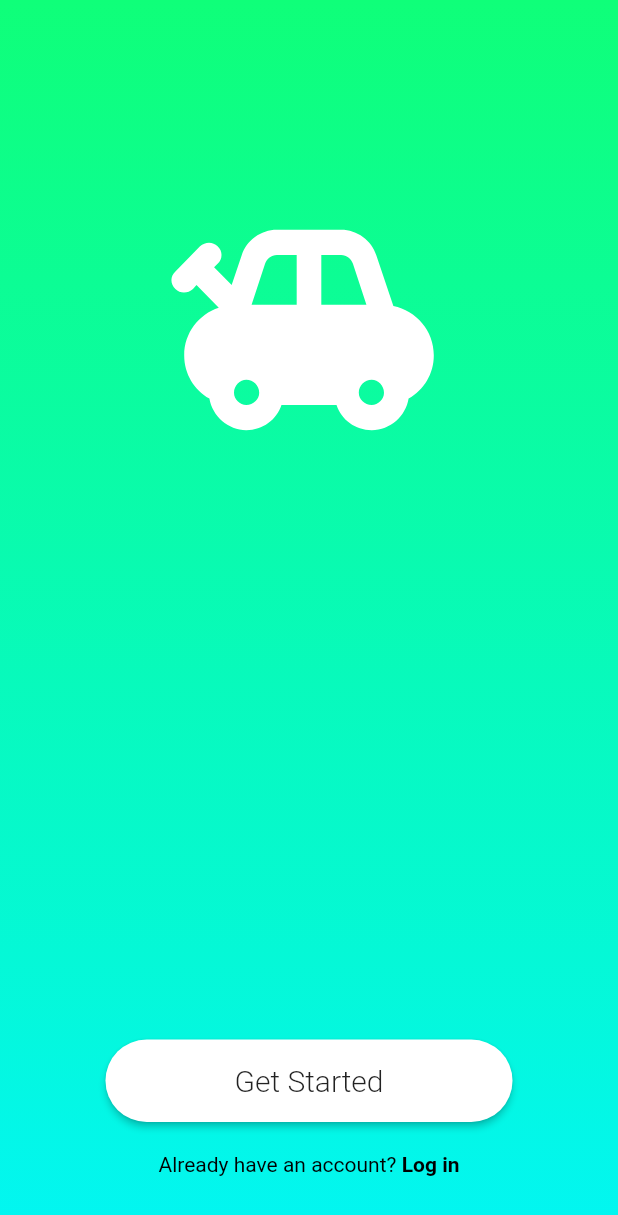
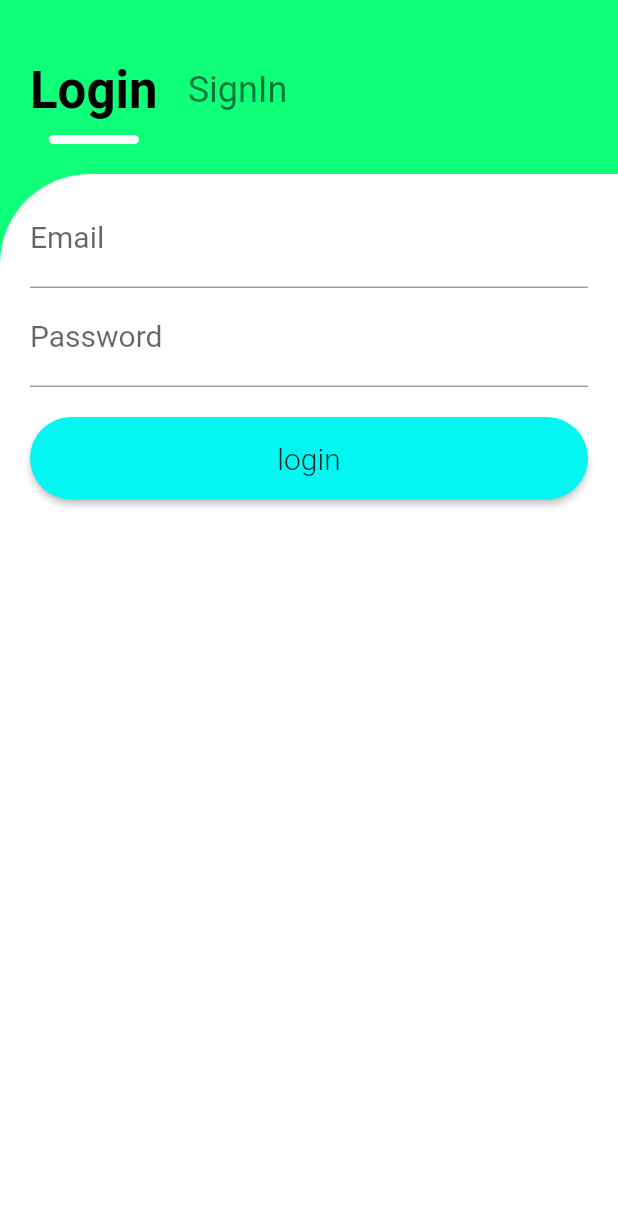
Before and after one commit to yug-am/wheels-on-lease, a Flutter app: the screen it shows after launch, on a phone screen of 412 x 824 dp. Shown: the top 1215 px of the screen. Run offline on Flutter 3.47's test engine with Material 2 defaults, Android fonts, the phone set to English and light mode, and no system bars; our stand-ins replace firebase_auth, intro_slider; accounts and stored records are empty.

Commit message:
firebase email authentication login and signin

```diff
--- a/lib/main.dart
+++ b/lib/main.dart
@@ -1,8 +1,10 @@
 import 'package:flutter/material.dart';
+import 'package:wheels_on_lease/src/auth_init_screen.dart';
 import 'package:wheels_on_lease/src/home_screen.dart';
 import 'package:wheels_on_lease/src/intro_screen.dart';
 
 void main() => runApp(
-      MaterialApp(home:HomeScreen(),)
+      //MaterialApp(home:HomeScreen(),),
+      MaterialApp(home:AuthInitScreen(),)
      //MaterialApp(home:IntroScreen(),)
     );
--- /dev/null
+++ b/lib/src/auth_init_screen.dart
@@ -0,0 +1,57 @@
+import 'package:flutter/material.dart';
+import 'package:wheels_on_lease/src/login.dart';
+import 'package:wheels_on_lease/src/signin.dart';
+import 'package:wheels_on_lease/src/widgets/auth_init_screen_widgets.dart';
+import 'package:wheels_on_lease/src/widgets/home_screen_widgets.dart';
+
+class AuthInitScreen extends StatefulWidget {
+  AuthInitState createState() => AuthInitState();
+}
+
+class AuthInitState extends State<AuthInitScreen> {
+  bool logInActive = true;
+
+  @override
+  Widget build(BuildContext context) {
+   void tapFunction(bool x) {
+      setState(
+        () {
+          if (!x) {
+            logInActive = !logInActive;
+          }
+        },
+      );
+    }
+
+    return Scaffold(
+      backgroundColor: kGreenColor,
+      body: Container(
+        color: kGreenColor,
+        child: Column(
+          crossAxisAlignment: CrossAxisAlignment.stretch,
+          mainAxisSize: MainAxisSize.min,
+          children: [
+            Padding(
+              padding: EdgeInsets.only(top: 30.0, left: 10.0, bottom: 20.0),
+              child: Row(
+                children: [
+                  textButton(
+                      isActive: logInActive,
+                      buttonText: "Login",
+                      function:()=> tapFunction(logInActive)),
+                  textButton(
+                      isActive: !logInActive,
+                      buttonText: "SignIn",
+                      function: ()=> tapFunction(!logInActive)),
+                ],
+              ),
+            ),
+            Expanded(
+              child: (logInActive)?Login():Signin(),
+            )
+          ],
+        ),
+      ),
+    );
+  }
+}
--- /dev/null
+++ b/lib/src/login.dart
@@ -0,0 +1,93 @@
+import 'package:firebase_auth/firebase_auth.dart';
+import 'package:flutter/material.dart';
+import 'package:wheels_on_lease/src/widgets/auth_init_screen_widgets.dart';
+import 'package:wheels_on_lease/src/widgets/home_screen_widgets.dart';
+
+class Login extends StatefulWidget {
+  LoginState createState() => LoginState();
+}
+
+class LoginState extends State<Login> {
+  final _formKey = GlobalKey<FormState>();
+  final FirebaseAuth _auth = FirebaseAuth.instance;
+  var user;
+  FirebaseUser _user;
+  TextEditingController _emailController = TextEditingController();
+  TextEditingController _passController = TextEditingController();
+  userLogin({String email, String pass, BuildContext context}) async {
+    try {
+      AuthResult res =
+          await _auth.signInWithEmailAndPassword(email: email, password: pass);
+      user = res.user;
+      return user;
+    } catch (e) {
+      print(e);
+    }
+  }
+
+  @override
+  Widget build(BuildContext context) {
+    return MaterialApp(
+      debugShowCheckedModeBanner: false,
+      home: Container(
+        decoration: BoxDecoration(
+          color: Colors.white,
+          borderRadius: BorderRadius.only(
+            topLeft: Radius.circular(60),
+          ),
+        ),
+        child: Form(
+          key: _formKey,
+          child: Column(
+            crossAxisAlignment: CrossAxisAlignment.stretch,
+            children: <Widget>[
+              Padding(
+                padding: EdgeInsets.only(top: 10.0),
+              ),
+              Padding(
+                padding: EdgeInsets.symmetric(horizontal: 20.0),
+                child: userField(
+                  textEditingController: _emailController,
+                  validatorFunction: emailValidatorFunction,
+                  labelText: "Email",
+                  hintText: "email here",
+                ),
+              ),
+              Padding(
+                padding: EdgeInsets.symmetric(horizontal: 20.0),
+                child: userField(
+                  textEditingController: _passController,
+                  validatorFunction: passValidatorFunction,
+                  labelText: "Password",
+                  hintText: "password here",
+                  isObscure: true,
+                ),
+              ),
+              Padding(
+                padding: EdgeInsets.symmetric(horizontal: 20.0, vertical: 20.0),
+                child: customHomeScreenButton(
+                    buttonText: 'login',
+                    function: () async {
+                      if (_formKey.currentState.validate()) {
+                        _user = await userLogin(
+                            email: _emailController.text,
+                            pass: _passController.text,
+                            context: context);
+                        print(_user.email);
+                        print('success');
+                        // Navigator.push(
+                        //   context,
+                        //   MaterialPageRoute(
+                        //     builder: (context) => MainScreen(_user),
+                        //   ),
+                        // );
+                      }
+                    }),
+              )
+            ],
+          ),
+        ),
+      ),
+    );
+  }
+}
--- /dev/null
+++ b/lib/src/signin.dart
@@ -0,0 +1,94 @@
+import 'package:firebase_auth/firebase_auth.dart';
+import 'package:flutter/material.dart';
+import 'package:wheels_on_lease/src/widgets/auth_init_screen_widgets.dart';
+import 'package:wheels_on_lease/src/widgets/home_screen_widgets.dart';
+
+class Signin extends StatefulWidget {
+  SigninState createState() => SigninState();
+}
+
+class SigninState extends State<Signin> {
+  final _formKey = GlobalKey<FormState>();
+  final FirebaseAuth _auth = FirebaseAuth.instance;
+  var user;
+  FirebaseUser _user;
+  TextEditingController _emailController = TextEditingController();
+  TextEditingController _passController = TextEditingController();
+
+  userRegister({String email, String pass, BuildContext context}) async {
+    try {
+      AuthResult res = await _auth.createUserWithEmailAndPassword(
+          email: email, password: pass);
+      user = res.user;
+      return user;
+    } catch (e) {
+      print(e);
+    }
+  }
+
+  @override
+  Widget build(BuildContext context) {
+    return MaterialApp(
+      debugShowCheckedModeBanner: false,
+      home: Container(
+        decoration: BoxDecoration(
+          color: Colors.white,
+          borderRadius: BorderRadius.only(
+            topLeft: Radius.circular(60),
+          ),
+        ),
+        child: Form(
+          key: _formKey,
+          child: Column(
+            crossAxisAlignment: CrossAxisAlignment.stretch,
+            children: <Widget>[
+              Padding(
+                padding: EdgeInsets.only(top: 10.0),
+              ),
+              Padding(
+                padding: EdgeInsets.symmetric(horizontal: 20.0),
+                child: userField(
+                  textEditingController: _emailController,
+                  validatorFunction: emailValidatorFunction,
+                  labelText: "Email",
+                  hintText: "email here",
+                ),
+              ),
+              Padding(
+                padding: EdgeInsets.symmetric(horizontal: 20.0),
+                child: userField(
+                  textEditingController: _passController,
+                  validatorFunction: passValidatorFunction,
+                  labelText: "Password",
+                  hintText: "password here",
+                  isObscure: true,
+                ),
+              ),
+              Padding(
+                padding: EdgeInsets.symmetric(horizontal: 20.0, vertical: 20.0),
+                child: customHomeScreenButton(
+                    buttonText: 'Signin',
+                    function: () async {
+                      if (_formKey.currentState.validate()) {
+                        _user = await userRegister(
+                            email: _emailController.text,
+                            pass: _passController.text,
+                            context: context);
+                        print(_user.email);
+                        print('success');
+                        // Navigator.push(
+                        //   context,
+                        //   MaterialPageRoute(
+                        //     builder: (context) => MainScreen(_user),
+                        //   ),
+                        // );
+                      }
+                    }),
+              )
+            ],
+          ),
+        ),
+      ),
+    );
+  }
+}
--- /dev/null
+++ b/lib/src/widgets/auth_init_screen_widgets.dart
@@ -0,0 +1,76 @@
+import 'package:flutter/material.dart';
+
+const Color kTransparentColor = Color(0x00000000);
+
+InkWell textButton({bool isActive, Function function, String buttonText}) {
+  return InkWell(
+    onTap: function,
+    child: Column(
+      children: [
+        Padding(
+          padding: EdgeInsets.all(10.0),
+          child: Text(
+            buttonText,
+            style: isActive
+                ? TextStyle(
+                    fontWeight: FontWeight.bold,
+                    color: Colors.black,
+                    fontSize: 34)
+                : TextStyle(color: Colors.black54, fontSize: 24),
+          ),
+        ),
+        SizedBox(
+          height: 6,
+          width: 60,
+          child: Container(
+            child: Text(""),
+            decoration: BoxDecoration(
+              color: isActive ? Colors.white : kTransparentColor,
+              borderRadius: BorderRadius.circular(3.0),
+            ),
+          ),
+        )
+      ],
+    ),
+  );
+}
+
+String emailValidatorFunction(String value) {
+  if (value.isEmpty) {
+    return 'Please enter some text';
+  } else if (!(value.contains("@") || (value.contains(".")))) {
+    return 'Please enter valid email';
+  }
+  return null;
+}
+
+String passValidatorFunction(String value) {
+  if (value.isEmpty) {
+    return 'Please enter some text';
+  } else if (value.length < 6) {
+    return 'should be greater than 6 chararcters';
+  }
+  return null;
+}
+
+TextFormField userField(
+    {@required String labelText,
+    @required String hintText,
+    bool isObscure = false,
+     @required TextEditingController textEditingController,
+    Function validatorFunction}) {
+  return TextFormField(
+    //controller: textEditingController,
+    validator: (String value) => validatorFunction(value),
+    controller: textEditingController,
+    obscureText: isObscure,
+    keyboardType: TextInputType.emailAddress,
+    decoration: InputDecoration(
+        hintText: hintText,
+        hintStyle: TextStyle(fontSize: 20.0),
+        labelText: labelText,
+         labelStyle: TextStyle(fontSize: 20.0),
+        ),
+
+  );
+}
--- a/lib/src/widgets/home_screen_widgets.dart
+++ b/lib/src/widgets/home_screen_widgets.dart
@@ -11,16 +11,22 @@ const LinearGradient kLinearGradient = LinearGradient(
   begin: Alignment.topCenter,
   end: Alignment.bottomCenter,
 );
-RaisedButton customHomeScreenButton({Function function}) {
+RaisedButton customHomeScreenButton(
+    {Function function, String buttonText, bool isHomeScreen = false}) {
   return RaisedButton(
-    shape: RoundedRectangleBorder(borderRadius:BorderRadius.circular(40.0)),
-    color: Colors.white,
+    shape: RoundedRectangleBorder(borderRadius: BorderRadius.circular(40.0)),
+    color: (isHomeScreen) ? Colors.white : kBlueColor,
     onPressed: function,
     child: Padding(
-      padding: EdgeInsets.symmetric(horizontal: 70.0,vertical: 16.0),
+      padding: (isHomeScreen)
+          ? EdgeInsets.symmetric(horizontal: 70.0, vertical: 16.0)
+          : EdgeInsets.symmetric(
+              vertical: 16.0,
+              horizontal: 10.0,
+            ),
       child: Text(
-        "Get Started",
-        style: TextStyle(fontSize: 20.0,fontWeight: FontWeight.w300),
+        buttonText,
+        style: TextStyle(fontSize: 20.0, fontWeight: FontWeight.w300),
         textAlign: TextAlign.center,
       ),
     ),
@@ -33,11 +39,12 @@ Padding customHomeScreenText() {
     child: RichText(
       text: TextSpan(
         text: "Already have an account?",
-        style: TextStyle(color:Colors.black),
+        style: TextStyle(color: Colors.black),
         children: [
           TextSpan(
               text: ' Log in',
-              style: TextStyle(fontWeight: FontWeight.bold,color: Colors.black),
+              style:
+                  TextStyle(fontWeight: FontWeight.bold, color: Colors.black),
               recognizer: TapGestureRecognizer()
                 ..onTap = () {
                   print('login tapped');
--- a/pubspec.yaml
+++ b/pubspec.yaml
@@ -23,6 +23,8 @@ dependencies:
   # The following adds the Cupertino Icons font to your application.
   # Use with the CupertinoIcons class for iOS style icons.
   cupertino_icons: ^0.1.2
+  firebase_auth: ^0.15.5+3
+  firebase_core: ^0.4.4+3
   intro_slider: ^2.2.9
 
 dev_dependencies:
```
Also changed, not shown: lib/src/home_screen.dart (+7 -3 lines), img_README/login.png (added), img_README/signin.png (added), pubspec.lock, 4 other files.
